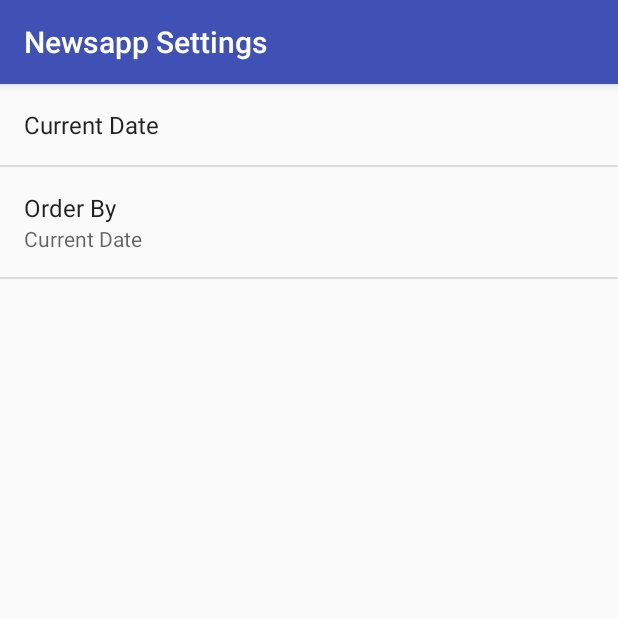
After one commit to samarpithabr/NewsStage22, an Android app: the SettingsActivity screen opened directly, with no data from a screen before it, on a phone screen of 412 x 824 dp, the top half of it. The commit adds this screen. Run offline under Robolectric (Android 15) with nearby library versions, the phone set to English and light mode, and no system bars.

Commit message:
NewsStage2

```diff
--- /dev/null
+++ b/app/src/main/java/com/example/shara/newsstage2/SettingsActivity.java
@@ -0,0 +1,60 @@
+package com.example.shara.newsstage2;
+
+import android.content.SharedPreferences;
+import android.preference.ListPreference;
+import android.preference.Preference;
+import android.preference.PreferenceFragment;
+import android.preference.PreferenceManager;
+import android.support.v7.app.AppCompatActivity;
+import android.os.Bundle;
+
+public class SettingsActivity extends AppCompatActivity {
+
+    @Override
+    protected void onCreate(Bundle savedInstanceState) {
+        super.onCreate(savedInstanceState);
+        setContentView(R.layout.activity_settings);
+
+    }
+
+
+
+
+    public static class EarthquakePreferenceFragment extends PreferenceFragment implements Preference.OnPreferenceChangeListener {
+
+        @Override
+
+        public void onCreate(Bundle savedInstanceState) {
+            super.onCreate(savedInstanceState);
+            addPreferencesFromResource(R.xml.settings_main);
+
+            Preference orderBy = findPreference(getString(R.string.settings_order_by_key));
+            bindPreferenceSummaryToValue(orderBy);
+        }
+        public boolean onPreferenceChange(Preference preference, Object value) {
+            String stringValue = value.toString();
+
+            preference.setSummary(stringValue);
+            if (preference instanceof ListPreference) {
+                ListPreference listPreference = (ListPreference) preference;
+                int prefIndex = listPreference.findIndexOfValue(stringValue);
+                if (prefIndex >= 0) {
+                    CharSequence[] labels = listPreference.getEntries();
+                    preference.setSummary(labels[prefIndex]);
+                }
+            } else {
+                preference.setSummary(stringValue);
+            }
+            return true;
+        }
+
+
+        private void bindPreferenceSummaryToValue(Preference preference) {
+            preference.setOnPreferenceChangeListener(this);
+            SharedPreferences preferences = PreferenceManager.getDefaultSharedPreferences(preference.getContext());
+            String preferenceString = preferences.getString(preference.getKey(), "");
+            onPreferenceChange(preference, preferenceString);
+        }
+    }
+
+}
--- /dev/null
+++ b/app/src/main/res/values/arrays.xml
@@ -0,0 +1,12 @@
+<?xml version="1.0" encoding="utf-8"?>
+<resources>
+    <string-array name="settings_order_by_labels">
+        <item>@string/settings_order_by_date_label</item>
+        <item>@string/settings_order_by_most_recent_label</item>
+    </string-array>
+
+    <string-array name="settings_order_by_values">
+        <item>@string/settings_order_by_date_value</item>
+        <item>@string/settings_order_by_most_recent_value</item>
+    </string-array>
+</resources>
--- a/app/src/main/res/values/strings.xml
+++ b/app/src/main/res/values/strings.xml
@@ -2,4 +2,20 @@
     <string name="app_name">NewsStage2</string>
     <string name="noarticles">No Articles Found please reload the page</string>
     <string name="noi">NO Internet</string>
+    <string name="settings_menu_item">Settings</string>
+    <string name="settings_title">Newsapp Settings</string>
+    <string name="settings_min_date_label">Current Date</string>
+    <string name="settings_min_date_key" translatable="false">current_date</string>
+    <string name="settings_min_date_default" translatable="false">0</string>
+    <string name="settings_order_by_label">Order By</string>
+    <string name="settings_order_by_key" translatable="false">order_by</string>
+    <string name="settings_order_by_default" translatable="false">@string/settings_order_by_date_value</string>
+
+    <!-- Label for order-by magnitude option [CHAR LIMIT=20] -->
+    <string name="settings_order_by_date_label">Current Date</string>
+    <string name="settings_order_by_date_value" translatable="false">date</string>
+
+    <!-- Label for order-by most recent option [CHAR LIMIT=20] -->
+    <string name="settings_order_by_most_recent_label">Most Recent</string>
+    <string name="settings_order_by_most_recent_value" translatable="false">time</string>
 </resources>
--- /dev/null
+++ b/app/src/main/res/xml/settings_main.xml
@@ -0,0 +1,19 @@
+<?xml version="1.0" encoding="utf-8"?>
+<PreferenceScreen xmlns:android="http://schemas.android.com/apk/res/android">
+    xmlns:android="http://schemas.android.com/apk/res/android"
+    android:title="@string/settings_title">
+
+    <EditTextPreference
+        android:defaultValue="@string/settings_min_date_default"
+        android:inputType="date"
+        android:key="@string/settings_min_date_key"
+        android:selectAllOnFocus="true"
+        android:title="@string/settings_min_date_label" />
+    <ListPreference
+        android:defaultValue="@string/settings_order_by_default"
+        android:entries="@array/settings_order_by_labels"
+        android:entryValues="@array/settings_order_by_values"
+        android:key="@string/settings_order_by_key"
+        android:title="@string/settings_order_by_label" />
+
+</PreferenceScreen>
```
Also changed, not shown: app/src/main/AndroidManifest.xml (+12 -2 lines), app/src/main/java/com/example/shara/newsstage2/MainActivity.java (+60 -5 lines), app/src/main/res/layout/activity_settings.xml (added, +9 -0 lines), app/src/main/res/menu/main.xml (added, +8 -0 lines).
